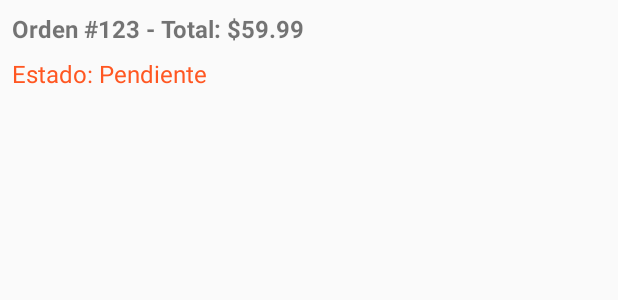
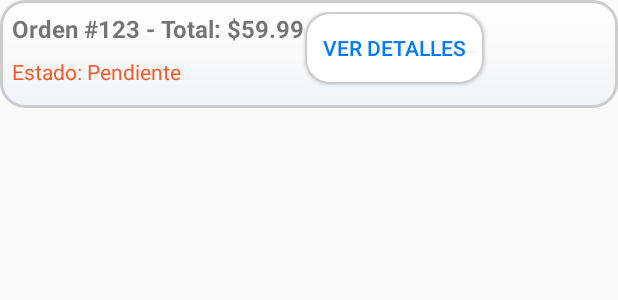
Before and after one commit to inspedralbes/transversal-tr1-2024-2025-android-dam_24_25_tr1g5_android, an Android app built with Jetpack Compose: the layout order_item.xml on its own in the app's theme, with its tools: preview values and no code run, on a phone screen of 412 x 824 dp. Shown: the top 300 px of the screen. Run offline under Robolectric (Android 15) with nearby library versions, the phone set to English and light mode, and no system bars.

Commit message:
order con style hecho

```diff
--- a/AppTakeAway/app/src/main/java/com/example/apptakeaway/PayActivity.kt
+++ b/AppTakeAway/app/src/main/java/com/example/apptakeaway/PayActivity.kt
@@ -209,7 +209,7 @@ class PayActivity : AppCompatActivity() {
 
         val dialog = AlertDialog.Builder(this)
             .setView(dialogView)
-            .setTitle("Añadir tarjeta de crédito")
+            .setTitle("")
             .setPositiveButton("Añadir") { _, _ ->
                 val cardNumber = dialogView.findViewById<EditText>(R.id.cardNumberEditText).text.toString()
                 val cardHolder = dialogView.findViewById<EditText>(R.id.cardHolderNameEditText).text.toString()
--- a/AppTakeAway/app/src/main/java/com/example/apptakeaway/adapter/OrderAdapter.kt
+++ b/AppTakeAway/app/src/main/java/com/example/apptakeaway/adapter/OrderAdapter.kt
@@ -28,7 +28,7 @@ class OrderAdapter(private var orders: List<Order>) : RecyclerView.Adapter<Order
 
     override fun onBindViewHolder(holder: OrderViewHolder, position: Int) {
         val order = orders[position]
-        holder.orderTextView.text = "Orden #${order.id} - Total: $${order.total}"
+        holder.orderTextView.text = "Orden #${order.id}\nTotal: $${order.total}"
         holder.orderStatus.text = "Estado: ${order.status}"
 
         // Configuración de OrderLines...
--- a/AppTakeAway/app/src/main/java/com/example/apptakeaway/api/RetrofitClient.kt
+++ b/AppTakeAway/app/src/main/java/com/example/apptakeaway/api/RetrofitClient.kt
@@ -13,7 +13,7 @@ import retrofit2.converter.gson.GsonConverterFactory // Convertidor de Gson para
 // Objeto singleton que maneja la configuración de Retrofit
 object RetrofitClient {
     // URL base de la API
-    private const val BASE_URL = "http://192.168.1.20:3000/"
+    private const val BASE_URL = "http://10.0.2.2:3000/"
 
     // Instancia de Retrofit creada de manera perezosa
     private val retrofit by lazy {
--- a/AppTakeAway/app/src/main/java/com/example/apptakeaway/api/SocketManager.kt
+++ b/AppTakeAway/app/src/main/java/com/example/apptakeaway/api/SocketManager.kt
@@ -6,7 +6,7 @@ import io.socket.client.Socket
 import java.net.URISyntaxException
 
 object SocketManager {
-    private const val SOCKET_URL = "http://192.168.1.20:3000/" // Cambia esto a la URL de tu servidor
+    private const val SOCKET_URL = "http://10.0.2.2:3000/" // Cambia esto a la URL de tu servidor
     private lateinit var socket: Socket
 
     init {
--- a/AppTakeAway/app/src/main/res/layout/order_item.xml
+++ b/AppTakeAway/app/src/main/res/layout/order_item.xml
@@ -2,17 +2,21 @@
 <LinearLayout xmlns:android="http://schemas.android.com/apk/res/android"
     android:layout_width="match_parent"
     android:layout_height="wrap_content"
-    android:orientation="horizontal"
+    android:background="@drawable/profile_background"
+    android:orientation="vertical"
     android:padding="8dp">
 
     <!-- Información general de la orden -->
-    <TableLayout
+
+    <LinearLayout
         android:layout_width="match_parent"
-        android:layout_height="match_parent">
+        android:layout_height="match_parent"
+        android:orientation="horizontal">
 
-        <TableRow
-            android:layout_width="match_parent"
-            android:layout_height="match_parent" >
+        <LinearLayout
+            android:layout_width="wrap_content"
+            android:layout_height="match_parent"
+            android:orientation="vertical">
 
             <TextView
                 android:id="@+id/orderTextView"
@@ -22,11 +26,6 @@
                 android:text="Orden #123 - Total: $59.99"
                 android:textSize="16sp"
                 android:textStyle="bold" />
-        </TableRow>
-
-        <TableRow
-            android:layout_width="match_parent"
-            android:layout_height="match_parent" >
 
             <TextView
                 android:id="@+id/orderStatus"
@@ -35,33 +34,17 @@
                 android:paddingBottom="4dp"
                 android:text="Estado: Pendiente"
                 android:textColor="#FF5722"
-                android:textSize="16sp" />
-        </TableRow>
+                android:textSize="14sp" />
 
-        <TableRow
-            android:layout_width="match_parent"
-            android:layout_height="match_parent" >
-
-            <androidx.recyclerview.widget.RecyclerView
-                android:id="@+id/orderLinesRecyclerView"
-                android:layout_width="match_parent"
-                android:layout_height="wrap_content"
-                android:nestedScrollingEnabled="false"
-                android:visibility="gone" />
-        </TableRow>
-
-        <TableRow
-            android:layout_width="match_parent"
-            android:layout_height="match_parent" />
-    </TableLayout>
+        </LinearLayout>
 
         <Button
             android:id="@+id/toggleOrderLinesButton"
-        android:layout_width="56dp"
+            android:layout_width="wrap_content"
             android:layout_height="match_parent"
             android:layout_gravity="start"
             android:layout_marginTop="8dp"
-        android:background="@drawable/ic_arrow_down"
+            android:background="@drawable/cart_item_background"
             android:elevation="2dp"
             android:paddingStart="12dp"
             android:paddingTop="6dp"
@@ -70,6 +53,14 @@
             android:text="Ver Detalles"
             android:textColor="#007BFF"
             android:textSize="14sp" />
+    </LinearLayout>
+
+    <androidx.recyclerview.widget.RecyclerView
+        android:id="@+id/orderLinesRecyclerView"
+        android:layout_width="match_parent"
+        android:layout_height="wrap_content"
+        android:nestedScrollingEnabled="false"
+        android:visibility="gone" />
 
     <!-- Botón más sutil para expandir o colapsar el RecyclerView de OrderLines -->
 
```
Lines whose indentation alone changed are shown as unchanged.
